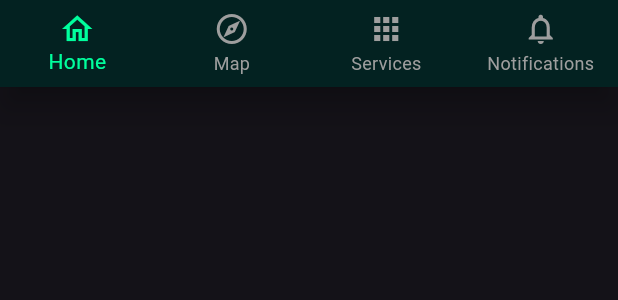
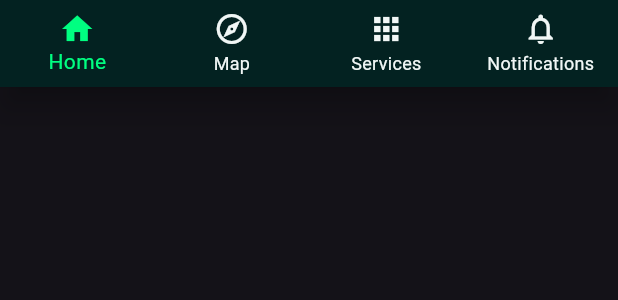
Before and after one commit to syigen/safe-app, a Flutter app: the CustomBottomNavigationBar widget shown alone on an empty page, opened directly with empty values, on a phone screen of 412 x 824 dp. Shown: the top 300 px of the screen. Run offline on Flutter 3.47's test engine with Material 3 defaults, Android fonts, the phone set to English and light mode, and no system bars; our stand-ins replace dotted_border, flutter_dotenv, flutter_riverpod, fluttertoast, geocoding, google_maps_flutter and 5 more; missing offline and left inert: app_settings, dart:ffi; accounts and stored records are empty; network calls fail.

Commit message:
fix minor bugs in bottom_navigation_bar.dart

```diff
--- a/lib/widgets/bottom_navigation_bar.dart
+++ b/lib/widgets/bottom_navigation_bar.dart
@@ -15,15 +15,27 @@ class CustomBottomNavigationBar extends StatelessWidget {
     return BottomNavigationBar(
       backgroundColor: const Color(0xFF032221),
       type: BottomNavigationBarType.fixed,
-      selectedItemColor: const Color(0xFF00FF9D),
-      unselectedItemColor: Colors.grey,
+      selectedItemColor: const Color(0xFF00FF81),
+      unselectedItemColor: const Color(0xFFF1F7F6),
       currentIndex: currentIndex,
       onTap: onTap,
-      items: const [
-        BottomNavigationBarItem(icon: Icon(Icons.home_outlined), label: 'Home'),
-        BottomNavigationBarItem(icon: Icon(Icons.explore_outlined), label: 'Map'),
-        BottomNavigationBarItem(icon: Icon(Icons.apps_outlined), label: 'Services'),
-        BottomNavigationBarItem(icon: Icon(Icons.notifications_outlined), label: 'Notifications'),
+      items: [
+        BottomNavigationBarItem(
+          icon: Icon(currentIndex == 0 ? Icons.home : Icons.home_outlined),
+          label: 'Home',
+        ),
+        BottomNavigationBarItem(
+          icon: Icon(currentIndex == 1 ? Icons.explore_outlined : Icons.explore_outlined),
+          label: 'Map',
+        ),
+        BottomNavigationBarItem(
+          icon: Icon(currentIndex == 2 ? Icons.apps_outlined : Icons.apps_outlined),
+          label: 'Services',
+        ),
+        BottomNavigationBarItem(
+          icon: Icon(currentIndex == 3 ? Icons.notifications : Icons.notifications_outlined),
+          label: 'Notifications',
+        ),
       ],
     );
   }
```
